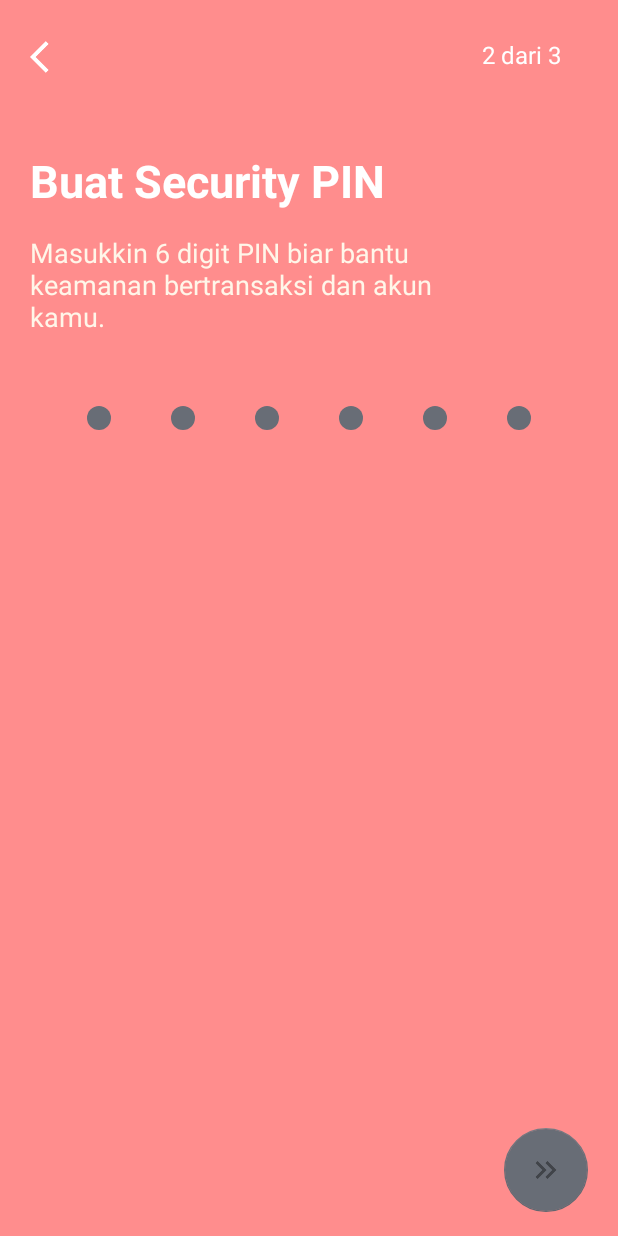
After one commit to JuanNathaniel/Pinkie, an Android app: the fragment Register2 placed in its activity, on a phone screen of 412 x 824 dp. The commit adds this screen. Run offline under Robolectric (Android 15) with nearby library versions, the phone set to English and light mode, and no system bars.

Commit message:
Feature Enhancement: Start App to Register -Page 1, 2 _Button Info Dll

```diff
--- a/app/build.gradle.kts
+++ b/app/build.gradle.kts
@@ -51,6 +51,7 @@ dependencies {
     implementation("androidx.navigation:navigation-fragment-ktx:2.7.7")
     implementation("androidx.navigation:navigation-ui-ktx:2.7.7")
     implementation("androidx.recyclerview:recyclerview:1.2.1")
+    implementation("com.google.android.material:material:1.12.0")
     testImplementation("junit:junit:4.13.2")
     implementation("de.hdodenhof:circleimageview:3.1.0")
     androidTestImplementation("androidx.test.ext:junit:1.1.5")
--- a/app/src/main/AndroidManifest.xml
+++ b/app/src/main/AndroidManifest.xml
@@ -16,6 +16,7 @@
         tools:targetApi="31">
         <activity
             android:name=".StartActivity"
+            android:windowSoftInputMode="adjustResize"
             android:exported="true"
             android:label="">
             <intent-filter>
--- /dev/null
+++ b/app/src/main/java/com/example/pinkiewallet/Register2.kt
@@ -0,0 +1,133 @@
+package com.example.pinkiewallet
+
+import android.content.Context.INPUT_METHOD_SERVICE
+import android.os.Bundle
+import android.os.Handler
+import android.os.Looper
+import android.text.Editable
+import android.text.TextWatcher
+import android.view.LayoutInflater
+import android.view.View
+import android.view.ViewGroup
+import android.view.inputmethod.InputMethodManager
+import android.widget.Toast
+import androidx.core.content.ContextCompat
+import androidx.fragment.app.Fragment
+import androidx.fragment.app.FragmentTransaction
+import com.example.pinkiewallet.databinding.Register2Binding
+import com.google.android.material.internal.ViewUtils.showKeyboard
+
+class Register2 : Fragment(){
+
+    private var _binding: Register2Binding? = null
+    private val binding get() = _binding!!
+
+    override fun onCreateView(
+        inflater: LayoutInflater, container: ViewGroup?,
+        savedInstanceState: Bundle?
+    ): View {
+        _binding = Register2Binding.inflate(inflater, container, false)
+
+        val pinViews = listOf(
+            binding.pinCircle1,
+            binding.pinCircle2,
+            binding.pinCircle3,
+            binding.pinCircle4,
+            binding.pinCircle5,
+            binding.pinCircle6
+        )
+
+        // Set initial background tint (example with grey)
+        binding.fab.backgroundTintList = ContextCompat.getColorStateList(requireContext(), R.color.grey)
+        binding.fab.isEnabled = false
+
+        binding.pinInput.addTextChangedListener(object : TextWatcher {
+            override fun beforeTextChanged(s: CharSequence?, start: Int, count: Int, after: Int) {}
+
+            override fun onTextChanged(s: CharSequence?, start: Int, before: Int, count: Int) {
+                updatePinCircles(pinViews, s)
+                // Check if PIN is complete (length == 6)
+                val isPinComplete = s?.length == 6
+                binding.fab.isEnabled = isPinComplete
+
+                // Set background tint list based on completion status
+                val colorRes = if (isPinComplete) R.color.teal_200 else R.color.grey
+                binding.fab.backgroundTintList = ContextCompat.getColorStateList(requireContext(), colorRes)
+            }
+
+            override fun afterTextChanged(s: Editable?) {
+                // Check if PIN length is less than 6 after text change
+                if ((s?.length ?: 0) < 6) {
+                    binding.fab.isEnabled = false
+                    binding.fab.backgroundTintList = ContextCompat.getColorStateList(requireContext(), R.color.grey)
+                }
+            }
+        })
+
+        // Set click listeners for pin circles
+        pinViews.forEach { view ->
+            view.setOnClickListener {
+                binding.pinInput.requestFocus()
+                showKeyboard(binding.pinInput)
+            }
+        }
+
+        // Request focus and show keyboard after view is ready
+        binding.pinInput.requestFocus()
+        Handler(Looper.getMainLooper()).postDelayed({
+            showKeyboard(binding.pinInput)
+        }, 100)
+
+        binding.fab.setOnClickListener{
+            if (binding.pinInput.text.length == 6){
+//                val register3Fragment = Register3()
+//                val transaction: FragmentTransaction = requireActivity().supportFragmentManager.beginTransaction()
+//                transaction.replace(R.id.fragment_container, register3Fragment)
+//                transaction.addToBackStack(null) // Untuk menambahkan ke back stack, jika diperlukan
+//                transaction.commit()
+                Toast.makeText(requireContext(), "Bisa nih mantap", Toast.LENGTH_SHORT).show()
+            }
+        }
+
+        //
+        binding.backwardButton.setOnClickListener{
+            //do something
+            // Mendapatkan instance dari FragmentManager
+            val fragmentManager = requireActivity().supportFragmentManager
+
+            // Cek apakah ada fragment sebelumnya di dalam back stack
+            if (fragmentManager.backStackEntryCount > 0) {
+                // Navigasi kembali ke fragment sebelumnya
+                fragmentManager.popBackStack()
+            } else {
+                // Tidak ada fragment sebelumnya dalam back stack, bisa tambahkan logika lain jika diperlukan
+            }
+
+            // Hancurkan fragment saat ini
+            fragmentManager.beginTransaction().remove(this).commit()
+        }
+
+        return binding.root
+    }
+    private fun updatePinCircles(pinViews: List<View>, s: CharSequence?) {
+        for (i in pinViews.indices) {
+            if (i < (s?.length ?: 0)) {
+                pinViews[i].setBackgroundResource(R.drawable.circle_filled)  // Gunakan background lingkaran terisi
+            } else {
+                pinViews[i].setBackgroundResource(R.drawable.circle_background)  // Gunakan background lingkaran kosong
+            }
+        }
+    }
+
+    private fun showKeyboard(view: View) {
+        val imm = requireContext().getSystemService(INPUT_METHOD_SERVICE) as InputMethodManager
+        view.post {
+            imm.showSoftInput(view, InputMethodManager.SHOW_IMPLICIT)
+        }
+    }
+
+    override fun onDestroyView() {
+        super.onDestroyView()
+        _binding = null
+    }
+}
--- /dev/null
+++ b/app/src/main/res/drawable/circle_background.xml
@@ -0,0 +1,8 @@
+<?xml version="1.0" encoding="utf-8"?>
+<shape xmlns:android="http://schemas.android.com/apk/res/android"
+    android:shape="oval">
+    <solid android:color="@color/grey"/>
+    <size
+        android:width="16dp"
+        android:height="16dp"/>
+</shape>
--- /dev/null
+++ b/app/src/main/res/drawable/circle_filled.xml
@@ -0,0 +1,6 @@
+<?xml version="1.0" encoding="utf-8"?>
+<shape xmlns:android="http://schemas.android.com/apk/res/android"
+    android:shape="oval">
+    <solid android:color="@color/teal_200"/>  <!-- Change to your desired filled color -->
+    <size android:width="16dp" android:height="16dp"/>
+</shape>
--- /dev/null
+++ b/app/src/main/res/layout/register_2.xml
@@ -0,0 +1,126 @@
+<?xml version="1.0" encoding="utf-8"?>
+<RelativeLayout xmlns:android="http://schemas.android.com/apk/res/android"
+    android:layout_width="match_parent"
+    android:layout_height="match_parent"
+    android:background="@color/pink">
+
+    <ImageButton
+        android:id="@+id/backward_button"
+        android:layout_width="25dp"
+        android:layout_height="25dp"
+        android:src="@drawable/ic_arrow_backward"
+        android:scaleType="fitCenter"
+        android:background="@color/pink"
+        android:layout_marginLeft="20dp"
+        android:layout_marginTop="25dp"/>
+
+    <TextView
+        android:layout_width="wrap_content"
+        android:layout_height="wrap_content"
+        android:text="2 dari 3"
+        android:textColor="@color/white"
+        android:textSize="16dp"
+        android:layout_toRightOf="@+id/backward_button"
+        android:layout_marginLeft="276dp"
+        android:layout_marginTop="25dp" />
+
+    <TextView
+        android:id="@+id/title"
+        android:layout_width="wrap_content"
+        android:layout_height="wrap_content"
+        android:layout_marginTop="100dp"
+        android:text="Buat Security PIN"
+        android:textSize="30dp"
+        android:textColor="@color/white"
+        android:textStyle="bold"
+        android:layout_marginLeft="20dp" />
+
+    <TextView
+        android:id="@+id/subtitle"
+        android:layout_width="320dp"
+        android:layout_height="wrap_content"
+        android:text="Masukkin 6 digit PIN biar bantu keamanan bertransaksi dan akun kamu."
+        android:textColor="@color/bone"
+        android:layout_below="@id/title"
+        android:layout_marginTop="15dp"
+        android:layout_marginLeft="20dp"
+        android:textSize="18dp" />
+
+    <!-- PIN Circles -->
+    <LinearLayout
+        android:id="@+id/pin_circles"
+        android:layout_width="wrap_content"
+        android:layout_height="wrap_content"
+        android:layout_below="@id/subtitle"
+        android:layout_centerHorizontal="true"
+        android:layout_marginTop="27dp"
+        android:orientation="horizontal">
+
+        <View
+            android:id="@+id/pin_circle_1"
+            android:layout_width="16dp"
+            android:layout_height="16dp"
+            android:layout_margin="20dp"
+            android:background="@drawable/circle_background"/>
+
+        <View
+            android:id="@+id/pin_circle_2"
+            android:layout_width="16dp"
+            android:layout_height="16dp"
+            android:layout_margin="20dp"
+            android:background="@drawable/circle_background"/>
+
+        <View
+            android:id="@+id/pin_circle_3"
+            android:layout_width="16dp"
+            android:layout_height="16dp"
+            android:layout_margin="20dp"
+            android:background="@drawable/circle_background"/>
+
+        <View
+            android:id="@+id/pin_circle_4"
+            android:layout_width="16dp"
+            android:layout_height="16dp"
+            android:layout_margin="20dp"
+            android:background="@drawable/circle_background"/>
+
+        <View
+            android:id="@+id/pin_circle_5"
+            android:layout_width="16dp"
+            android:layout_height="16dp"
+            android:layout_margin="20dp"
+            android:background="@drawable/circle_background"/>
+
+        <View
+            android:id="@+id/pin_circle_6"
+            android:layout_width="16dp"
+            android:layout_height="16dp"
+            android:layout_margin="20dp"
+            android:background="@drawable/circle_background"/>
+    </LinearLayout>
+
+    <!-- Hidden EditText for PIN Input -->
+    <EditText
+        android:id="@+id/pin_input"
+        android:layout_width="0dp"
+        android:layout_height="0dp"
+        android:inputType="numberPassword"
+        android:maxLength="6"
+        android:layout_centerInParent="true"
+        android:visibility="visible"/>
+
+    <com.google.android.material.floatingactionbutton.FloatingActionButton
+        android:id="@+id/fab"
+        android:layout_width="350dp"
+        android:layout_height="wrap_content"
+        android:layout_alignParentEnd="true"
+        android:layout_alignParentBottom="true"
+        android:layout_marginStart="16dp"
+        android:layout_marginTop="16dp"
+        android:layout_marginEnd="20dp"
+        android:layout_marginBottom="16dp"
+        android:src="@drawable/ic_next_regist"
+        android:contentDescription="ButtonLanjutPage" />
+
+
+</RelativeLayout>
--- a/app/src/main/res/values/colors.xml
+++ b/app/src/main/res/values/colors.xml
@@ -14,4 +14,5 @@
     <color name="darkred">#C80036</color>
     <color name="darkblue">#005C78</color>
     <color name="grey">#686D76</color>
+    <color name="pinkmed">#FF4191</color>
 </resources>
```
Also changed, not shown: app/src/main/java/com/example/pinkiewallet/Register1.kt (added, +83 -0 lines), app/src/main/java/com/example/pinkiewallet/StartFragment.kt (+6 -3 lines), app/src/main/res/layout/register_1.xml (added, +79 -0 lines), app/src/main/res/drawable/ic_arrow_backward.png (added), app/src/main/res/drawable/ic_next_regist.png (added).
